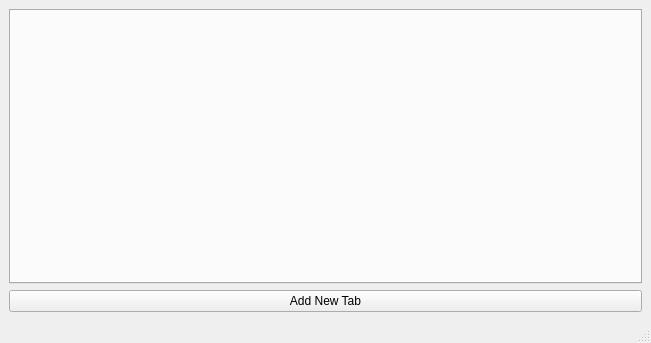
bytesByHarsh/multiCopyPaste, file copypaste.ui: the form before one commit.
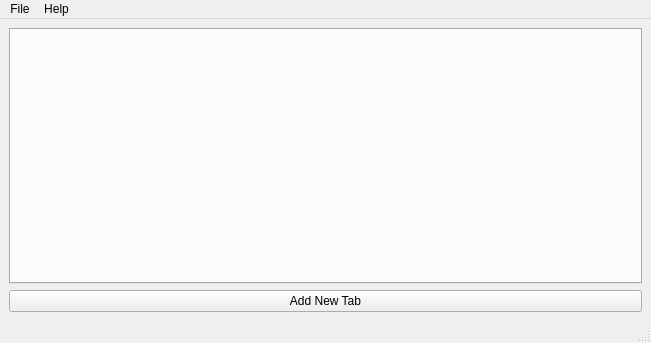
The form after the commit. Icons and pictures are not drawn.

What changed in the file:
```diff
--- a/copypaste.ui
+++ b/copypaste.ui
@@ -47,6 +47,23 @@
      <height>26</height>
     </rect>
    </property>
+   <widget class="QMenu" name="menuFile">
+    <property name="title">
+     <string>File</string>
+    </property>
+    <addaction name="actionLoad"/>
+    <addaction name="actionSave"/>
+    <addaction name="separator"/>
+    <addaction name="actionExit"/>
+   </widget>
+   <widget class="QMenu" name="menuHelp">
+    <property name="title">
+     <string>Help</string>
+    </property>
+    <addaction name="actionAbout"/>
+   </widget>
+   <addaction name="menuFile"/>
+   <addaction name="menuHelp"/>
   </widget>
   <widget class="QStatusBar" name="statusbar"/>
  </widget>
```
Left out of the diff: 45 changed lines with no effect on the pictures.
